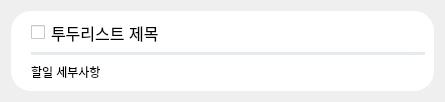
Qt form main_code/front/ui/todo_list_widget_for_admin_dialog.ui (guaba98/TeamCollaborationTool) before a commit.
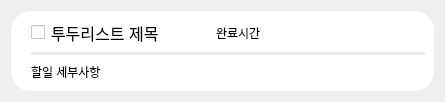
The same form after that commit. Icons and pictures are not drawn.

```diff
--- a/main_code/front/ui/todo_list_widget_for_admin_dialog.ui
+++ b/main_code/front/ui/todo_list_widget_for_admin_dialog.ui
@@ -74,6 +74,13 @@
           </property>
          </widget>
         </item>
+        <item>
+         <widget class="QLabel" name="end_time">
+          <property name="text">
+           <string>완료시간</string>
+          </property>
+         </widget>
+        </item>
         <item>
          <widget class="QPushButton" name="del_btn">
           <property name="maximumSize">
```
